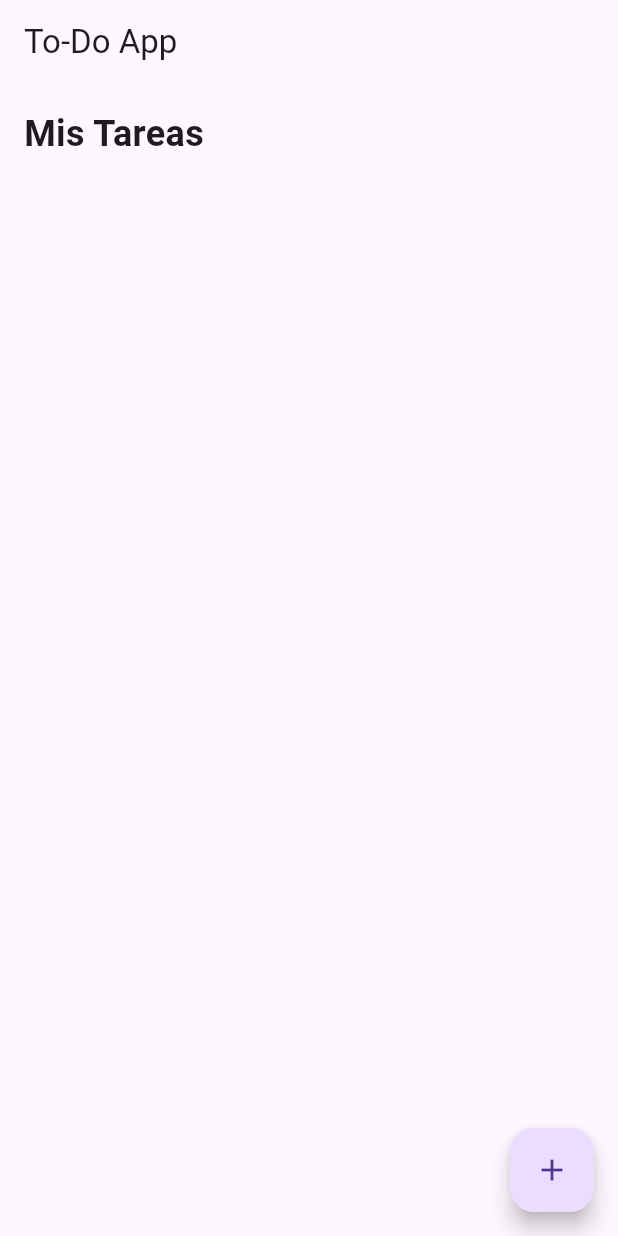
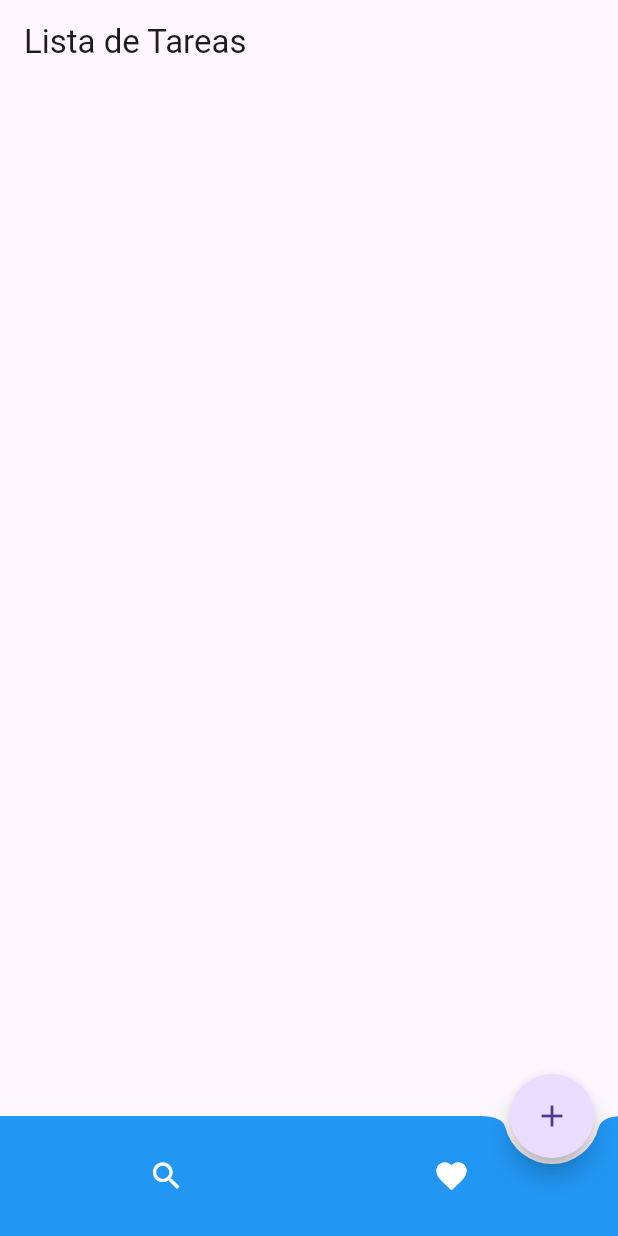
Before and after one commit to Bulletox/apptareastest, a Flutter app: the screen it shows after launch, on a phone screen of 412 x 824 dp. Run offline on Flutter 3.47's test engine with Material 3 defaults, Android fonts, the phone set to English and light mode, and no system bars; Roboto replaces fonts that are missing (SanFrancisco).

```diff
--- a/lib/main.dart
+++ b/lib/main.dart
@@ -1,20 +1,21 @@
 import 'package:flutter/material.dart';
-import 'screens/home_screen.dart';
+import 'task_list.dart';
 
 void main() {
   runApp(MyApp());
 }
 
 class MyApp extends StatelessWidget {
+  const MyApp({Key? key}) : super(key: key);
+
   @override
   Widget build(BuildContext context) {
     return MaterialApp(
-      title: 'To-Do App',
       theme: ThemeData(
-        primarySwatch: Colors.blue,
-        visualDensity: VisualDensity.adaptivePlatformDensity,
+        primaryColor: Color.fromARGB(255, 235, 221, 249), // Naranja Medio
+        accentColor: Color.fromARGB(255, 209, 163, 255), // Naranja Claro
       ),
-      home: HomeScreen(),
+      home: TaskList(),
     );
   }
 }
--- /dev/null
+++ b/lib/task.dart
@@ -0,0 +1,8 @@
+class Task {
+  String name;
+  String description;
+  DateTime dueDate;
+  bool isCompleted;
+
+  Task(this.name, this.description, this.dueDate, {this.isCompleted = false});
+}
--- /dev/null
+++ b/lib/task_list.dart
@@ -0,0 +1,111 @@
+import 'package:flutter/material.dart';
+import 'task.dart';
+import 'add_task_dialog.dart';
+import 'task_description_dialog.dart';
+import 'task_item_widget.dart';
+
+class TaskList extends StatefulWidget {
+  const TaskList({Key? key}) : super(key: key);
+
+  @override
+  _TaskListState createState() => _TaskListState();
+}
+
+class _TaskListState extends State<TaskList> {
+  List<Task> tasks = [];
+  DateTime? _selectedDate;
+
+  @override
+  Widget build(BuildContext context) {
+    return Scaffold(
+      appBar: AppBar(
+        title: Text(
+          'Lista de Tareas',
+          style: TextStyle(
+            fontFamily: 'SanFrancisco',
+          ),
+        ),
+      ),
+      body: ListView.builder(
+        itemCount: tasks.length,
+        itemBuilder: (context, index) {
+          return TaskItemWidget(
+            task: tasks[index],
+            onTap: () => _showTaskDescription(tasks[index]),
+            onComplete: () => _completeTask(index),
+            onDelete: () => _removeTask(index),
+          );
+        },
+      ),
+      floatingActionButtonLocation: FloatingActionButtonLocation.endDocked,
+      floatingActionButton: FloatingActionButton(
+        onPressed: _addTask,
+        child: Icon(Icons.add),
+        shape: CircleBorder(),
+      ),
+      bottomNavigationBar: BottomAppBar(
+        shape: CircularNotchedRectangle(),
+        color: Colors.blue,
+        child: IconTheme(
+          data: IconThemeData(color: Theme.of(context).colorScheme.onPrimary),
+          child: Row(
+            mainAxisAlignment: MainAxisAlignment.spaceAround,
+            children: <Widget>[
+              IconButton(
+                tooltip: 'Buscar',
+                icon: const Icon(Icons.search),
+                onPressed: () {},
+              ),
+              IconButton(
+                tooltip: 'Favorito',
+                icon: const Icon(Icons.favorite),
+                onPressed: () {},
+              ),
+            ],
+          ),
+        ),
+      ),
+    );
+  }
+
+  void _addTaskToList(
+      String taskName, String taskDescription, DateTime dueDate) {
+    setState(() {
+      tasks.add(Task(taskName, taskDescription, dueDate));
+      tasks.sort((a, b) => a.dueDate.compareTo(b.dueDate));
+    });
+  }
+
+  void _removeTask(int index) {
+    setState(() {
+      tasks.removeAt(index);
+    });
+  }
+
+  void _completeTask(int index) {
+    setState(() {
+      tasks[index].isCompleted = true;
+    });
+    _showTaskDescription(tasks[index]);
+  }
+
+  void _addTask() {
+    showDialog(
+      context: context,
+      builder: (BuildContext context) {
+        return AddTaskDialog(
+          onAddTask: _addTaskToList,
+        );
+      },
+    );
+  }
+
+  void _showTaskDescription(Task task) {
+    showDialog(
+      context: context,
+      builder: (BuildContext context) {
+        return TaskDescriptionDialog(task: task);
+      },
+    );
+  }
+}
```
Also changed, not shown: lib/AppTareasInterface.dart (+51 -2 lines), lib/add_task_dialog.dart (added, +132 -0 lines), lib/date_input_widget.dart (added, +54 -0 lines), lib/task_description_dialog.dart (added, +54 -0 lines), lib/task_item_widget.dart (added, +82 -0 lines).
